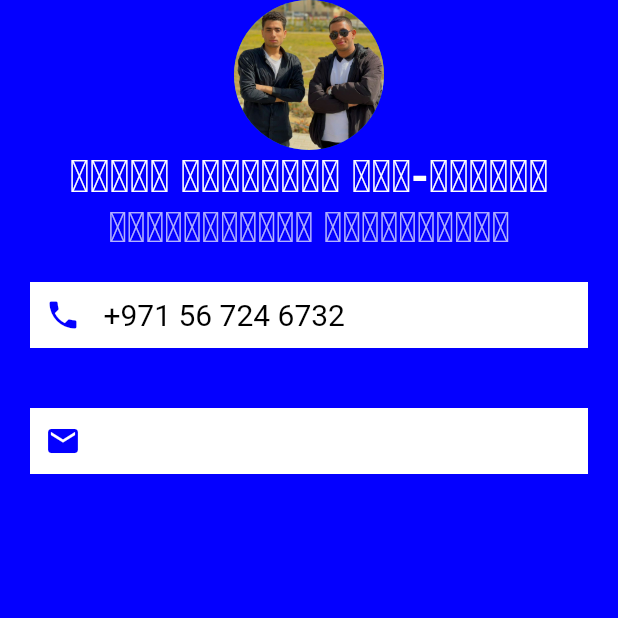
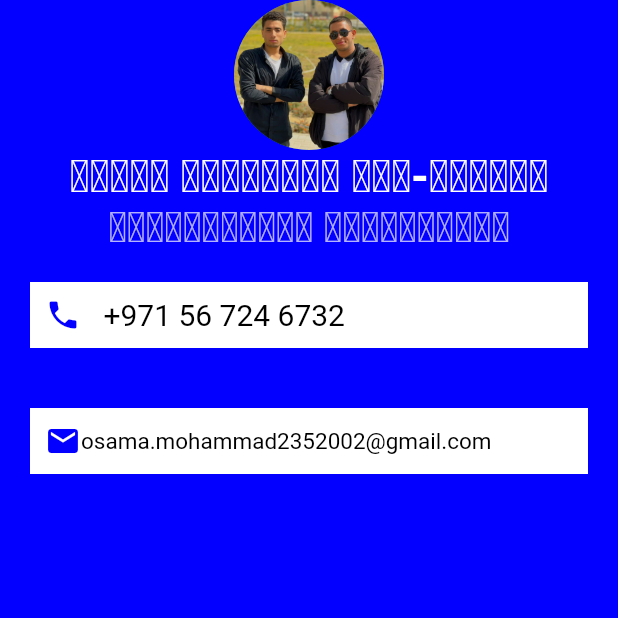
Before and after one commit to OsamaMohammadAbdalaziz/business_card_app, a Flutter app: the screen it shows after launch, on a phone screen of 412 x 824 dp, the top half of it. Run offline on Flutter 3.47's test engine with Material 2 defaults, Android fonts, the phone set to English and light mode, and no system bars.

Commit message:
Add a new Text

```diff
--- a/lib/Pages/Home.dart
+++ b/lib/Pages/Home.dart
@@ -65,6 +65,13 @@ class Home extends StatelessWidget {
                     Icons.email,
                     color: Color.fromARGB(255, 4, 0, 255),
                   ),
+                  Text(
+                    "osama.mohammad2352002@gmail.com",
+                    style: TextStyle(
+                      color: Color.fromARGB(255, 0, 0, 0),
+                      fontSize: 15,
+                    ),
+                  ),
                 ],
               ),
             ),
```
